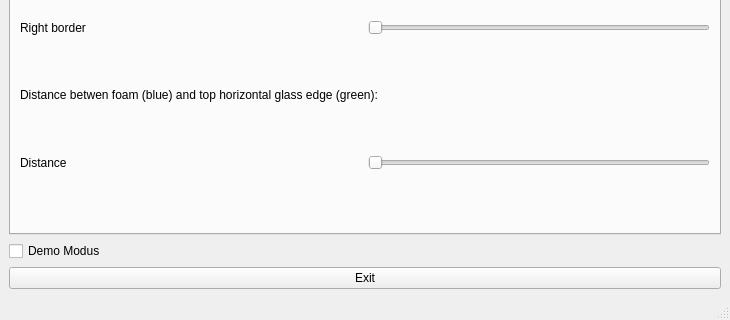
This is GUI/CWBierzapfanlage.ui in Thiedze/CWBierzapfanlage as Qt 5 draws it before an edit; both pictures show x 0 to 730 and y 409 to 729 of the 730 by 729 pixel window. The edited form follows.
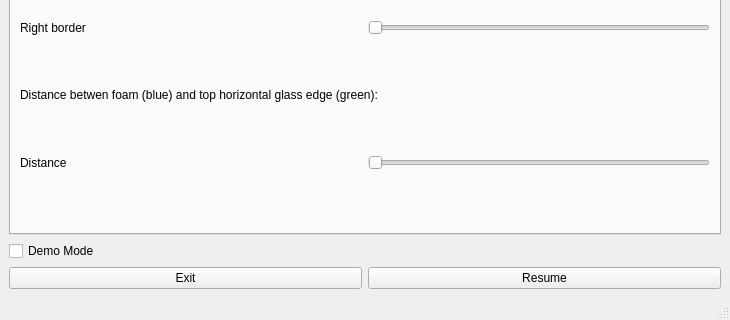
This is the edited form.

Commit message: Add resume function

The edit to the form file:
```diff
--- a/GUI/CWBierzapfanlage.ui
+++ b/GUI/CWBierzapfanlage.ui
@@ -21,13 +21,6 @@
   </property>
   <widget class="QWidget" name="centralwidget">
    <layout class="QGridLayout" name="gridLayout_4">
-    <item row="5" column="0">
-     <widget class="QPushButton" name="btnExit">
-      <property name="text">
-       <string>Exit</string>
-      </property>
-     </widget>
-    </item>
     <item row="3" column="0">
      <widget class="QTabWidget" name="tabWidget">
       <property name="currentIndex">
@@ -349,10 +342,28 @@
     <item row="4" column="0">
      <widget class="QCheckBox" name="cbDemoModus">
       <property name="text">
-       <string>Demo Modus</string>
+       <string>Demo Mode</string>
       </property>
      </widget>
     </item>
+    <item row="5" column="0">
+     <layout class="QHBoxLayout" name="horizontalLayout">
+      <item>
+       <widget class="QPushButton" name="btnExit">
+        <property name="text">
+         <string>Exit</string>
+        </property>
+       </widget>
+      </item>
+      <item>
+       <widget class="QPushButton" name="btnResume">
+        <property name="text">
+         <string>Resume</string>
+        </property>
+       </widget>
+      </item>
+     </layout>
+    </item>
    </layout>
   </widget>
   <widget class="QStatusBar" name="statusbar"/>
```
The commit also changes 9 other files.
